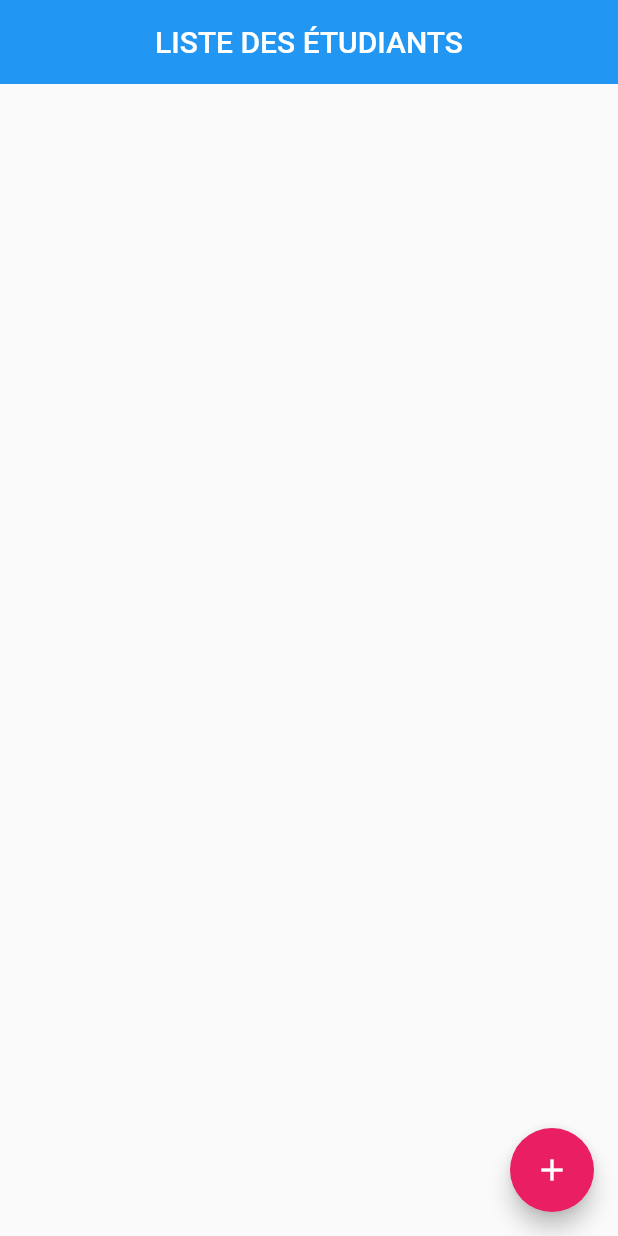
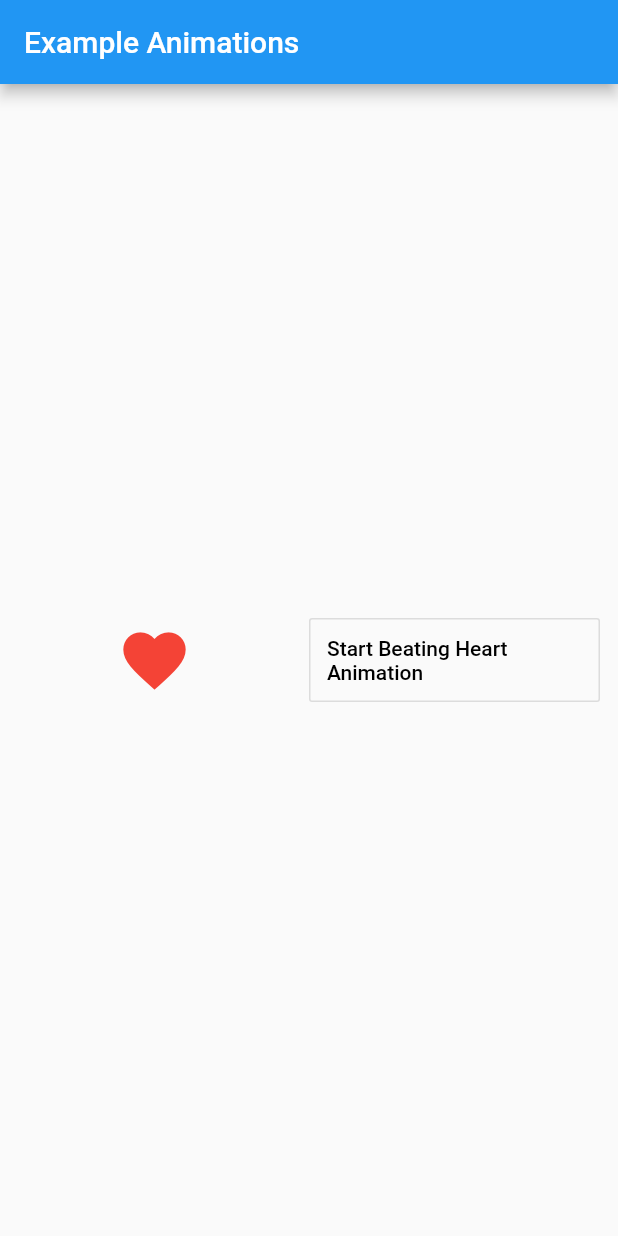
Before and after one commit to martinoyovo/flutter_formation_1, a Flutter app: the screen it shows after launch, on a phone screen of 412 x 824 dp. Run offline on Flutter 3.47's test engine with Material 2 defaults, Android fonts, the phone set to English and light mode, and no system bars; our stand-ins replace cloud_firestore, firebase_core; accounts and stored records are empty.

Commit message:
Pris en main des animations

```diff
--- /dev/null
+++ b/lib/animation_pages/animation.dart
@@ -0,0 +1,84 @@
+import 'package:flutter/material.dart';
+
+class AnimationPage extends StatefulWidget {
+
+  @override
+  State<AnimationPage> createState() => _AnimationPageState();
+}
+
+class _AnimationPageState extends State<AnimationPage> with SingleTickerProviderStateMixin {
+  AnimationController? _heartAnimationController;
+  Animation? _heartAnimation;
+  @override
+  void initState() {
+    _heartAnimationController = AnimationController(duration: Duration(seconds: 5), vsync: this);
+    _heartAnimation = Tween(begin: 50.0, end: 170.0).animate(CurvedAnimation(
+        curve: Curves.easeIn, parent: _heartAnimationController!));
+
+    _heartAnimationController!.addStatusListener((AnimationStatus status) {
+      if (status == AnimationStatus.completed) {
+        _heartAnimationController!.reverse();
+      }
+      else {
+        _heartAnimationController!.forward();
+      }
+    });
+    super.initState();
+  }
+  @override
+  Widget build(BuildContext context) {
+    return Scaffold(
+      appBar: AppBar(
+        title: Text('Example Animations'),
+      ),
+      body: Column(
+        mainAxisAlignment: MainAxisAlignment.center,
+        children: <Widget>[
+          secondChild(),
+        ],
+      ),
+    );
+  }
+
+  Widget secondChild() {
+    return Row(
+      mainAxisAlignment: MainAxisAlignment.spaceAround,
+      children: <Widget>[
+        Expanded(
+          child: AnimatedBuilder(
+            animation: Tween(begin: 150.0, end: 170.0).animate(CurvedAnimation(
+                curve: Curves.bounceOut, parent: _heartAnimationController!)),
+            builder: (context, child) {
+              return Center(
+                child: Container(
+                  child: Center(
+                    child: Icon(
+                      Icons.favorite,
+                      color: Colors.red,
+                      size: _heartAnimation!.value,
+                    ),
+                  ),
+                ),
+              );
+            },
+          ),
+        ),
+        Expanded(
+          child: Padding(
+            padding: const EdgeInsets.only(right: 12.0),
+            child: OutlineButton(
+              padding: const EdgeInsets.all(12.0),
+              color: Colors.white,
+              textColor: Colors.black,
+              child: Text('Start Beating Heart Animation'),
+              onPressed: () {
+                _heartAnimationController!.forward();
+              },
+              splashColor: Colors.red,
+            ),
+          ),
+        )
+      ],
+    );
+  }
+}
--- a/lib/main.dart
+++ b/lib/main.dart
@@ -1,5 +1,6 @@
 
 import 'package:firebase_core/firebase_core.dart';
+import 'package:first_app/animation_pages/animation.dart';
 import 'package:flutter/material.dart';
 
 import 'firebase_project/students_list.dart';
@@ -18,7 +19,7 @@ class MyApp extends StatelessWidget {
         primaryColor: Colors.pink,
         accentColor: Colors.pink
       ),
-      home: StudentsList(),
+      home: AnimationPage(),
     );
   }
 }
```
Also changed, not shown: pubspec.lock (added), 7 other files.
